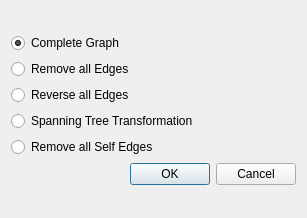
Old version of the form libgraphtheory/editorplugins/transformedges/transformedgeswidget.ui in the repository KDE/rocs.
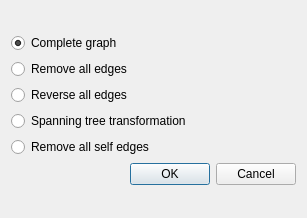
New version of the form.

Patch:
```diff
--- a/libgraphtheory/editorplugins/transformedges/transformedgeswidget.ui
+++ b/libgraphtheory/editorplugins/transformedges/transformedgeswidget.ui
@@ -22,7 +22,7 @@
         <string>This option connects all nodes of the given graph. The new edges do not have any preset weights.</string>
        </property>
        <property name="text">
-        <string>Complete Graph</string>
+        <string>Complete graph</string>
        </property>
        <property name="checked">
         <bool>true</bool>
@@ -35,7 +35,7 @@
         <string>This option removes all edges from the given graph.</string>
        </property>
        <property name="text">
-        <string>Remove all Edges</string>
+        <string>Remove all edges</string>
        </property>
       </widget>
      </item>
@@ -45,7 +45,7 @@
         <string>This option reverses all edges of a directed graph. Note that this does not apply to undirected graphs.</string>
        </property>
        <property name="text">
-        <string>Reverse all Edges</string>
+        <string>Reverse all edges</string>
        </property>
       </widget>
      </item>
@@ -59,14 +59,14 @@
 &lt;p style=&quot; margin-top:0px; margin-bottom:0px; margin-left:0px; margin-right:0px; -qt-block-indent:0; text-indent:0px;&quot;&gt;This option executes &lt;span style=&quot; font-style:italic;&quot;&gt;Prim's Minimal Spanning Tree Algorithm&lt;/span&gt; at the graph. All edges without given weights are assumed to have weights equals 1. Directed and undirected graphs are processed accordingly.&lt;/p&gt;&lt;/body&gt;&lt;/html&gt;</string>
        </property>
        <property name="text">
-        <string>Spanning Tree Transformation</string>
+        <string>Spanning tree transformation</string>
        </property>
       </widget>
      </item>
      <item>
       <widget class="QRadioButton" name="radioButtonEraseSelfEdges">
        <property name="text">
-        <string>Remove all Self Edges</string>
+        <string>Remove all self edges</string>
        </property>
       </widget>
      </item>
```
